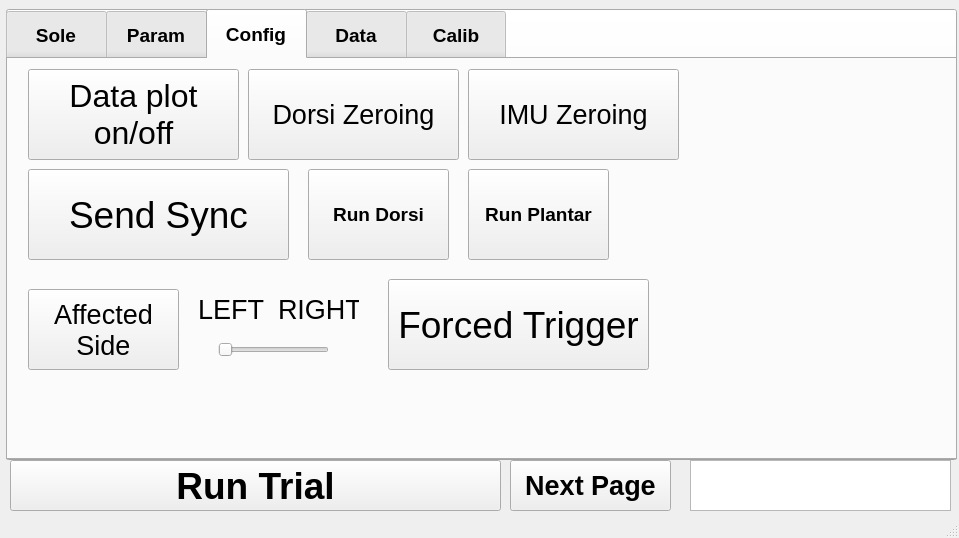
Old version of the form afo_gui/src/mainwindow.ui in the repository jaejinkim121/afo.
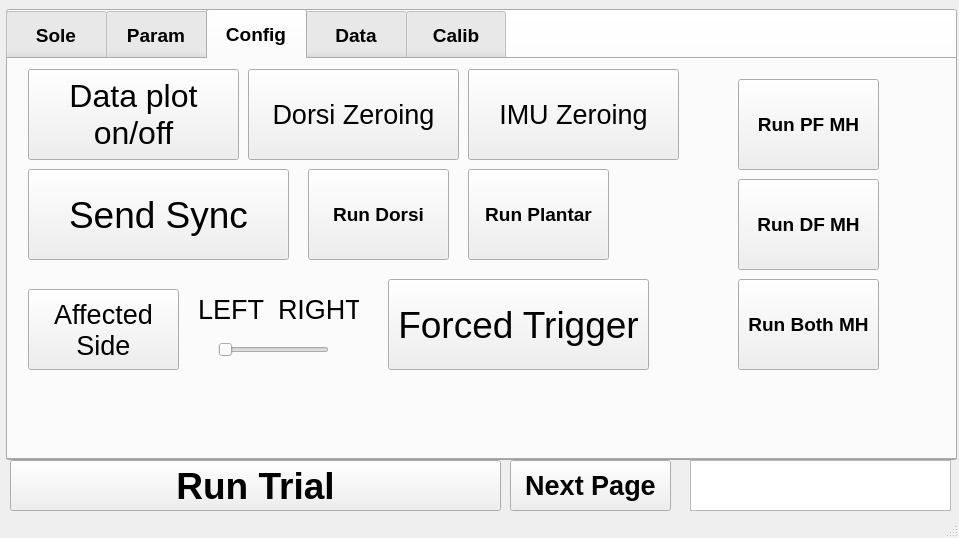
New version of the form. The open tabs and pages were chosen to show the change. Custom widgets are drawn as their Qt base class.

Diff of the .ui file:
```diff
--- a/afo_gui/src/mainwindow.ui
+++ b/afo_gui/src/mainwindow.ui
@@ -1573,6 +1573,63 @@
        <string>Forced Trigger</string>
       </property>
      </widget>
+     <widget class="QPushButton" name="button_run_pf_mh">
+      <property name="geometry">
+       <rect>
+        <x>730</x>
+        <y>20</y>
+        <width>141</width>
+        <height>91</height>
+       </rect>
+      </property>
+      <property name="font">
+       <font>
+        <pointsize>14</pointsize>
+        <bold>true</bold>
+       </font>
+      </property>
+      <property name="text">
+       <string>Run PF MH</string>
+      </property>
+     </widget>
+     <widget class="QPushButton" name="button_run_df_mh">
+      <property name="geometry">
+       <rect>
+        <x>730</x>
+        <y>120</y>
+        <width>141</width>
+        <height>91</height>
+       </rect>
+      </property>
+      <property name="font">
+       <font>
+        <pointsize>14</pointsize>
+        <bold>true</bold>
+       </font>
+      </property>
+      <property name="text">
+       <string>Run DF MH</string>
+      </property>
+     </widget>
+     <widget class="QPushButton" name="button_run_both_mh">
+      <property name="geometry">
+       <rect>
+        <x>730</x>
+        <y>220</y>
+        <width>141</width>
+        <height>91</height>
+       </rect>
+      </property>
+      <property name="font">
+       <font>
+        <pointsize>14</pointsize>
+        <bold>true</bold>
+       </font>
+      </property>
+      <property name="text">
+       <string>Run Both MH</string>
+      </property>
+     </widget>
     </widget>
     <widget class="QWidget" name="Data">
      <attribute name="title">
```
Left out of the diff: 2 changed lines with no effect on the pictures.
